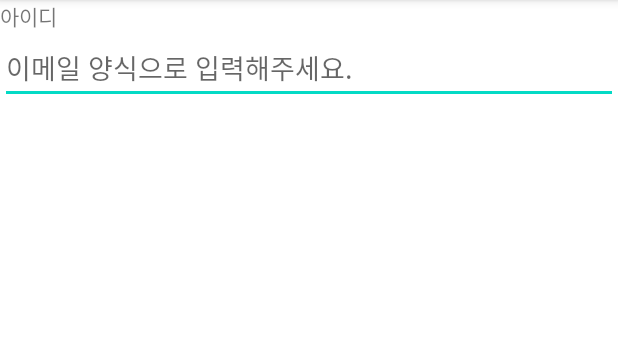
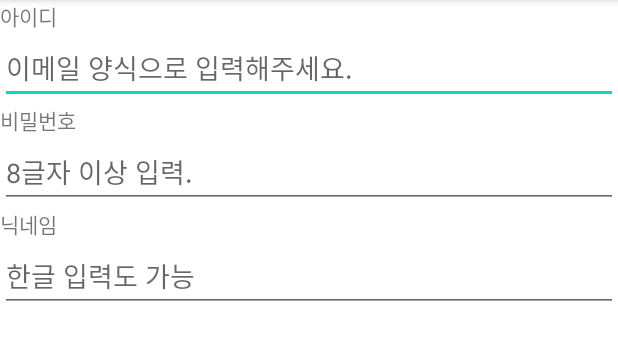
Before and after one commit to KIMMKyungsik/UIPractice_211101, an Android app: the screen it shows after launch (MainActivity), on a phone screen of 412 x 824 dp, the part 84-444 px from its top. Run offline under Robolectric (Android 15) with nearby library versions, the phone set to English and light mode, and no system bars.

Commit message:
비번/닉네임 입력칸 edittext - 체험중 -inputtype : password 입력 -singleline : 한 줄입력 강제

```diff
--- a/app/src/main/res/layout/activity_main.xml
+++ b/app/src/main/res/layout/activity_main.xml
@@ -20,6 +20,27 @@
         android:hint="이메일 양식으로 입력해주세요."
         android:inputType="textEmailAddress"/>
 
+    <TextView
+        android:layout_width="wrap_content"
+        android:layout_height="wrap_content"
+        android:text="비밀번호" />
 
 
+    <EditText
+        android:layout_width="match_parent"
+        android:layout_height="wrap_content"
+        android:hint="8글자 이상 입력."
+        android:inputType="textPassword"/>
+    <TextView
+        android:layout_width="wrap_content"
+        android:layout_height="wrap_content"
+        android:text="닉네임" />
+
+
+    <EditText
+        android:layout_width="match_parent"
+        android:layout_height="wrap_content"
+        android:singleLine="true"
+        android:hint="한글 입력도 가능" />
+
 </LinearLayout>
```
